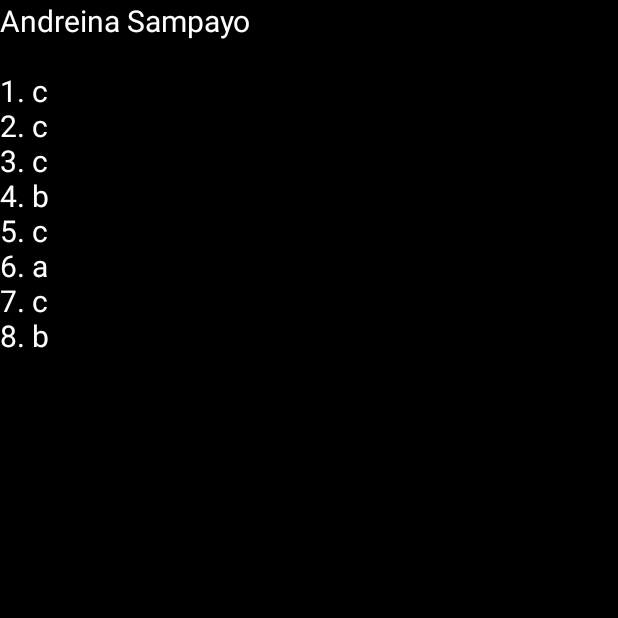
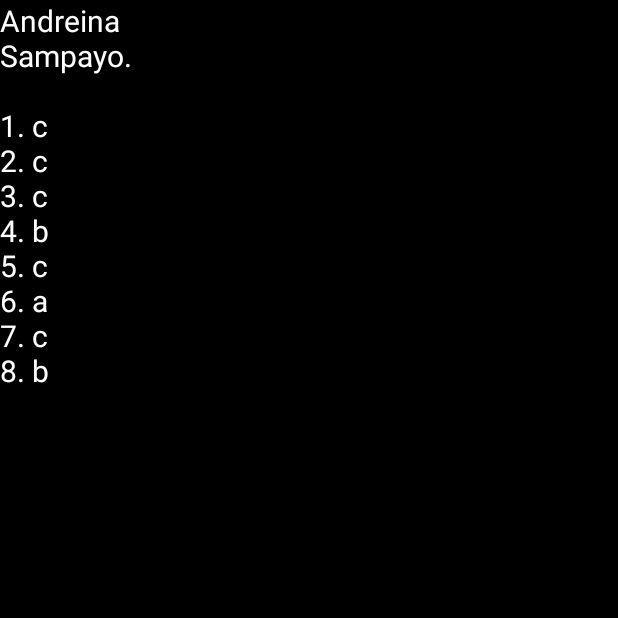
Before and after one commit to andreina31072004/Parcial-Corte-1-App-Moviles, an Android app: the Segunda_pantalla screen opened directly, with no data from a screen before it, on a phone screen of 412 x 824 dp, the top half of it. Run offline under Robolectric (Android 15) with nearby library versions, the phone set to English and light mode, and no system bars.

Commit message:
Parcial 1
Parcial 1

```diff
--- a/Parcial App moviles/app/src/main/res/layout/activity_segunda_pantalla.xml
+++ b/Parcial App moviles/app/src/main/res/layout/activity_segunda_pantalla.xml
@@ -10,7 +10,7 @@
     <TextView
         android:layout_width="170dp"
         android:layout_height="403dp"
-        android:text="Andreina Sampayo\n\n1. c\n2. c\n3. c\n4. b\n5. c\n6. a\n7. c\n8. b"
+        android:text="Andreina Sampayo.\n\n1. c\n2. c\n3. c\n4. b\n5. c\n6. a\n7. c\n8. b"
         android:textColor="#FFFF"
         android:textSize="20dp"
         tools:layout_editor_absoluteX="16dp"
```
